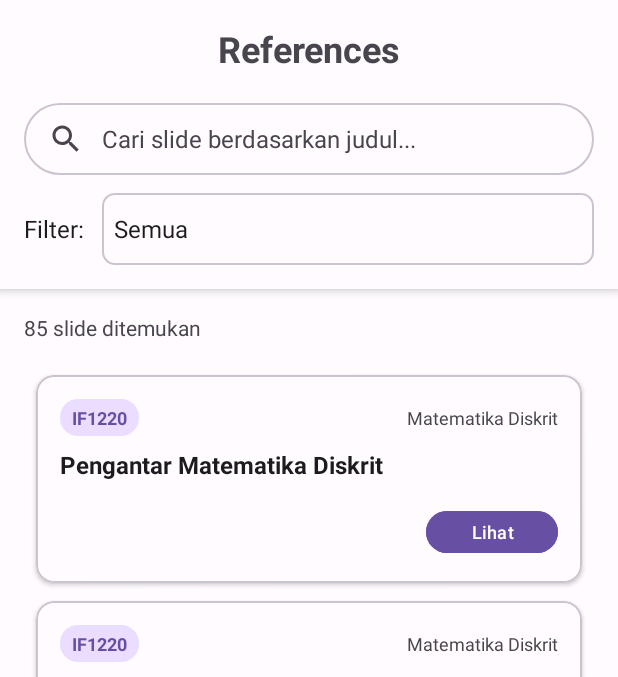
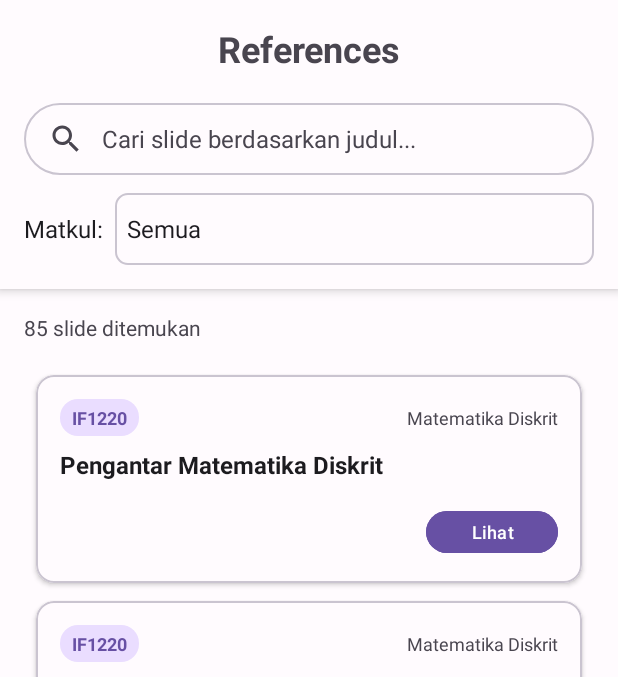
Before and after one commit to carllix/IRK-Library-Android, an Android app: the screen it shows after launch (MainActivity), in the side drawer, after a tap on "References", on a phone screen of 412 x 824 dp, the part 96-773 px from its top. Run offline under Robolectric (Android 15) with nearby library versions, the light colour scheme and no system bars.

Commit message:
fix: fix search input

```diff
--- a/app/src/main/java/com/irklibrary/app/ui/page4/PDFViewerFragment.kt
+++ b/app/src/main/java/com/irklibrary/app/ui/page4/PDFViewerFragment.kt
@@ -94,7 +94,6 @@ class PDFViewerFragment : Fragment() {
                 ) {
                     super.onReceivedError(view, request, error)
                     progressBar.visibility = View.GONE
-                    // Handle error - bisa tambahkan error state di sini
                 }
             }
         }
--- a/app/src/main/java/com/irklibrary/app/ui/page4/ReferencesFragment.kt
+++ b/app/src/main/java/com/irklibrary/app/ui/page4/ReferencesFragment.kt
@@ -155,7 +155,6 @@ class ReferencesFragment : Fragment() {
     private fun updateResultCount(count: Int) {
         resultCountText.text = when {
             count == 0 -> ""
-            count == 1 -> "1 slide ditemukan"
             else -> "$count slide ditemukan"
         }
         resultCountText.visibility = if (count > 0) View.VISIBLE else View.GONE
@@ -169,8 +168,4 @@ class ReferencesFragment : Fragment() {
             .addToBackStack(null)
             .commit()
     }
-
-    companion object {
-        fun newInstance() = ReferencesFragment()
-    }
 }
--- a/app/src/main/java/com/irklibrary/app/ui/page4/ReferencesViewModel.kt
+++ b/app/src/main/java/com/irklibrary/app/ui/page4/ReferencesViewModel.kt
@@ -11,7 +11,6 @@ class ReferencesViewModel : ViewModel() {
     private val repository = SlidesRepository()
 
     private val _slides = MutableLiveData<List<SlideWithMatkulModel>>()
-    val slides: LiveData<List<SlideWithMatkulModel>> = _slides
 
     private val _filteredSlides = MutableLiveData<List<SlideWithMatkulModel>>()
     val filteredSlides: LiveData<List<SlideWithMatkulModel>> = _filteredSlides
@@ -86,7 +85,4 @@ class ReferencesViewModel : ViewModel() {
         updateSearchQuery("")
     }
 
-    fun getSlideCount(): Int {
-        return _filteredSlides.value?.size ?: 0
-    }
 }
--- a/app/src/main/res/layout/fragment_pdf_viewer.xml
+++ b/app/src/main/res/layout/fragment_pdf_viewer.xml
@@ -29,7 +29,7 @@
             android:layout_width="0dp"
             android:layout_height="wrap_content"
             android:layout_weight="1"
-            android:text="Slide Title"
+            android:text=""
             android:textSize="16sp"
             android:textStyle="bold"
             android:textColor="@color/on_surface"
--- a/app/src/main/res/layout/fragment_references.xml
+++ b/app/src/main/res/layout/fragment_references.xml
@@ -1,6 +1,5 @@
 <?xml version="1.0" encoding="utf-8"?>
 <LinearLayout xmlns:android="http://schemas.android.com/apk/res/android"
-    xmlns:app="http://schemas.android.com/apk/res-auto"
     android:layout_width="match_parent"
     android:layout_height="match_parent"
     android:orientation="vertical"
@@ -34,7 +33,7 @@
                 android:id="@+id/et_search"
                 android:layout_width="match_parent"
                 android:layout_height="48dp"
-                android:hint="Cari slide berdasarkan judul..."
+                android:hint="@string/search_placeholder"
                 android:paddingStart="16dp"
                 android:paddingEnd="48dp"
                 android:background="@drawable/search_background"
@@ -42,7 +41,10 @@
                 android:drawablePadding="12dp"
                 android:textSize="16sp"
                 android:textColor="@color/on_surface"
-                android:textColorHint="@color/on_surface_variant" />
+                android:textColorHint="@color/on_surface_variant"
+                android:maxLines="1"
+                android:scrollHorizontally="true"
+                android:inputType="text" />
 
             <ImageButton
                 android:id="@+id/btn_clear_search"
@@ -53,11 +55,11 @@
                 android:background="?android:attr/selectableItemBackgroundBorderless"
                 android:src="@drawable/ic_clear"
                 android:visibility="gone"
-                android:contentDescription="Clear search" />
+                android:contentDescription="@string/search_clear" />
 
         </RelativeLayout>
 
-        <!-- Filter Section -->
+        <!-- Matkul Filter Section -->
         <LinearLayout
             android:layout_width="match_parent"
             android:layout_height="wrap_content"
@@ -67,7 +69,7 @@
             <TextView
                 android:layout_width="wrap_content"
                 android:layout_height="wrap_content"
-                android:text="Filter: "
+                android:text="@string/matkul_filter"
                 android:textSize="16sp"
                 android:textColor="@color/on_surface"
                 android:layout_marginEnd="8dp" />
@@ -129,6 +131,7 @@
             <ImageView
                 android:layout_width="72dp"
                 android:layout_height="72dp"
+                android:contentDescription="@string/search_icon"
                 android:src="@drawable/ic_search"
                 android:alpha="0.5"
                 android:layout_marginBottom="16dp" />
@@ -137,7 +140,7 @@
                 android:id="@+id/tv_empty_state"
                 android:layout_width="wrap_content"
                 android:layout_height="wrap_content"
-                android:text="Tidak ada slide ditemukan"
+                android:text="@string/search_not_found"
                 android:textSize="16sp"
                 android:textColor="@color/on_surface_variant"
                 android:gravity="center" />
--- a/app/src/main/res/layout/item_slide_card.xml
+++ b/app/src/main/res/layout/item_slide_card.xml
@@ -16,7 +16,7 @@
         android:orientation="vertical"
         android:padding="16dp">
 
-        <!-- Header with Mata Kuliah Code -->
+        <!-- Header -->
         <LinearLayout
             android:layout_width="match_parent"
             android:layout_height="wrap_content"
@@ -28,7 +28,7 @@
                 android:id="@+id/tv_matkul_code"
                 android:layout_width="wrap_content"
                 android:layout_height="wrap_content"
-                android:text="IF1220"
+                android:text=""
                 android:textSize="12sp"
                 android:textStyle="bold"
                 android:textColor="@color/primary"
@@ -45,7 +45,7 @@
                 android:id="@+id/tv_matkul"
                 android:layout_width="wrap_content"
                 android:layout_height="wrap_content"
-                android:text="Matematika Diskrit"
+                android:text=""
                 android:textSize="12sp"
                 android:textColor="@color/on_surface_variant"
                 android:maxLines="1"
@@ -58,7 +58,7 @@
             android:id="@+id/tv_slide_title"
             android:layout_width="match_parent"
             android:layout_height="wrap_content"
-            android:text="Pengantar Matematika Diskrit"
+            android:text=""
             android:textSize="16sp"
             android:textStyle="bold"
             android:textColor="@color/on_surface"
@@ -78,7 +78,7 @@
                 android:id="@+id/btn_see_slide"
                 android:layout_width="wrap_content"
                 android:layout_height="36dp"
-                android:text="Lihat"
+                android:text="@string/see_slide"
                 android:textSize="12sp"
                 android:backgroundTint="@color/primary"
                 android:textColor="@color/on_primary"
--- a/app/src/main/res/values/strings.xml
+++ b/app/src/main/res/values/strings.xml
@@ -23,6 +23,15 @@
     <string name="about_instagram">carlooangkisan</string>
     <string name="about_linkedin">carloangkisan</string>
     <string name="about_icon">Ikon</string>
+
+    <!-- References -->
+    <string name="references">References</string>
+    <string name="search_placeholder">Cari slide berdasarkan judul...</string>
+    <string name="search_clear">Clear search</string>
+    <string name="matkul_filter">Matkul: </string>
+    <string name="search_icon">Search</string>
+    <string name="search_not_found">Tidak ada slide ditemukan</string>
+    <string name="see_slide">Lihat</string>
 
     <!-- Cryptography strings -->
     <string name="cryptography_title">Cryptography</string>
@@ -220,8 +229,6 @@
     <string name="input_numbers_only">Hanya angka yang diizinkan</string>
     <string name="input_negative_help">Tip: Untuk angka negatif, ketik tanda - di awal</string>
 
-    <!-- References -->
-    <string name="references">References</string>
     <!-- TODO: Remove or change this placeholder text -->
     <string name="hello_blank_fragment">Hello blank fragment</string>
 
```
